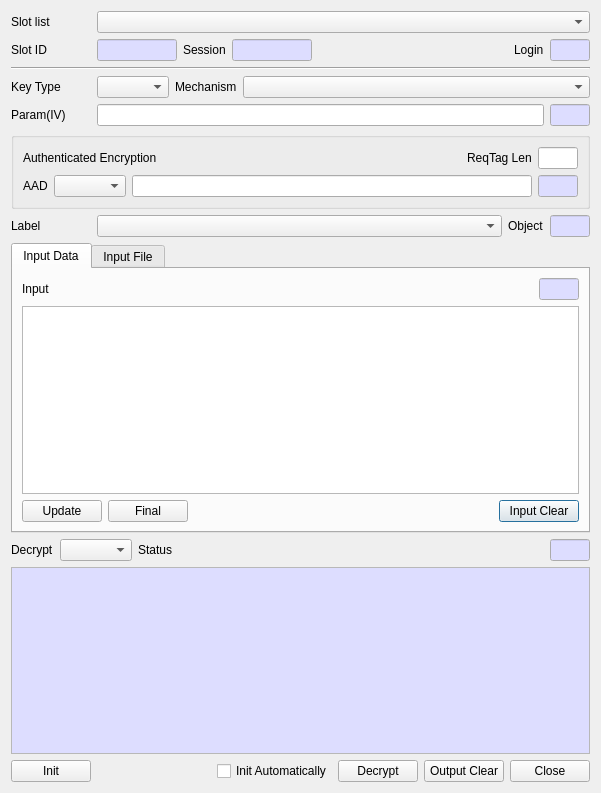
The window that CryptokiMan/decrypt_dlg.ui (jykim74/CryptokiMan) describes before a commit, drawn with Qt 5.
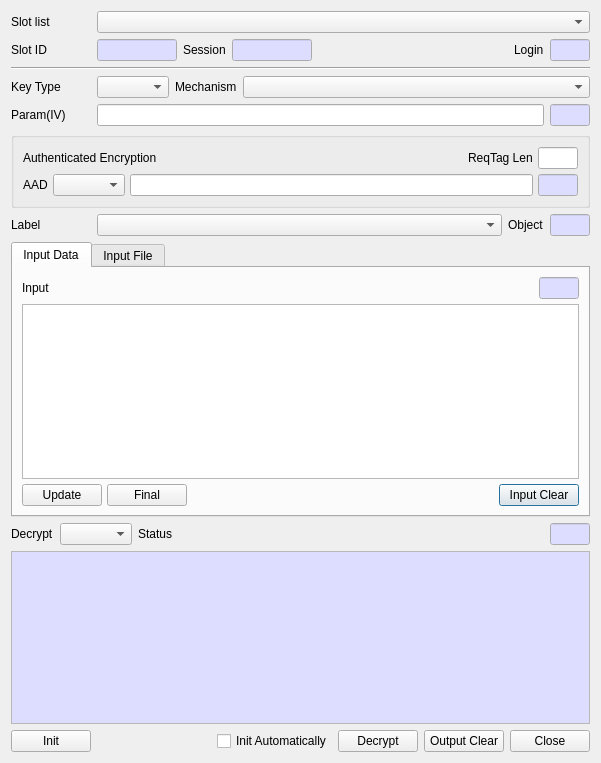
The same window after the commit. The open tabs and pages were chosen to show the change.

Commit message: UI 개선

Diff of the .ui file:
```diff
--- a/CryptokiMan/decrypt_dlg.ui
+++ b/CryptokiMan/decrypt_dlg.ui
@@ -7,7 +7,7 @@
     <x>0</x>
     <y>0</y>
     <width>601</width>
-    <height>793</height>
+    <height>763</height>
    </rect>
   </property>
   <property name="windowTitle">
@@ -398,6 +398,9 @@
       <string/>
      </property>
      <layout class="QVBoxLayout" name="verticalLayout_4">
+      <property name="spacing">
+       <number>5</number>
+      </property>
       <item>
        <layout class="QGridLayout" name="gridLayout_15">
         <item row="0" column="3">
@@ -628,6 +631,9 @@
        <string>Input Data</string>
       </attribute>
       <layout class="QVBoxLayout" name="verticalLayout_2">
+       <property name="spacing">
+        <number>5</number>
+       </property>
        <item>
         <layout class="QGridLayout" name="gridLayout_7">
          <property name="topMargin">
```
Left out of the diff: 5 changed lines with no effect on the pictures. The commit also changes 3 other files.
